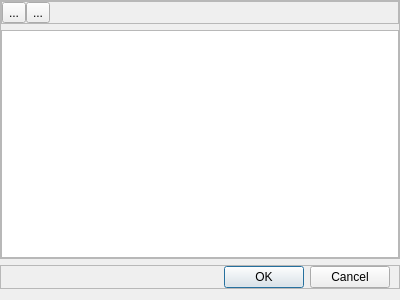
First picture: the form in ELD/expressiondesigner.ui, repository wastedabuser/eld-designer, before the edit.
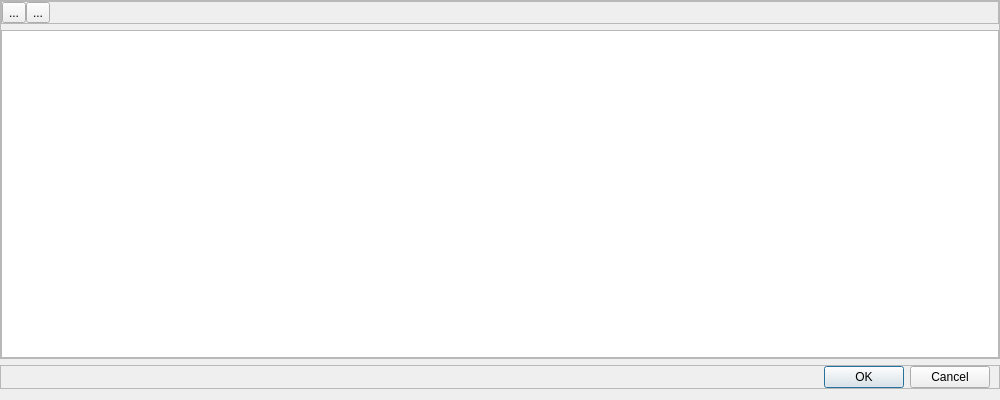
Second picture: the form after the edit. Icons and pictures are not drawn.

```diff
--- a/ELD/expressiondesigner.ui
+++ b/ELD/expressiondesigner.ui
@@ -6,8 +6,8 @@
    <rect>
     <x>0</x>
     <y>0</y>
-    <width>400</width>
-    <height>300</height>
+    <width>1000</width>
+    <height>400</height>
    </rect>
   </property>
   <property name="windowTitle">
```
